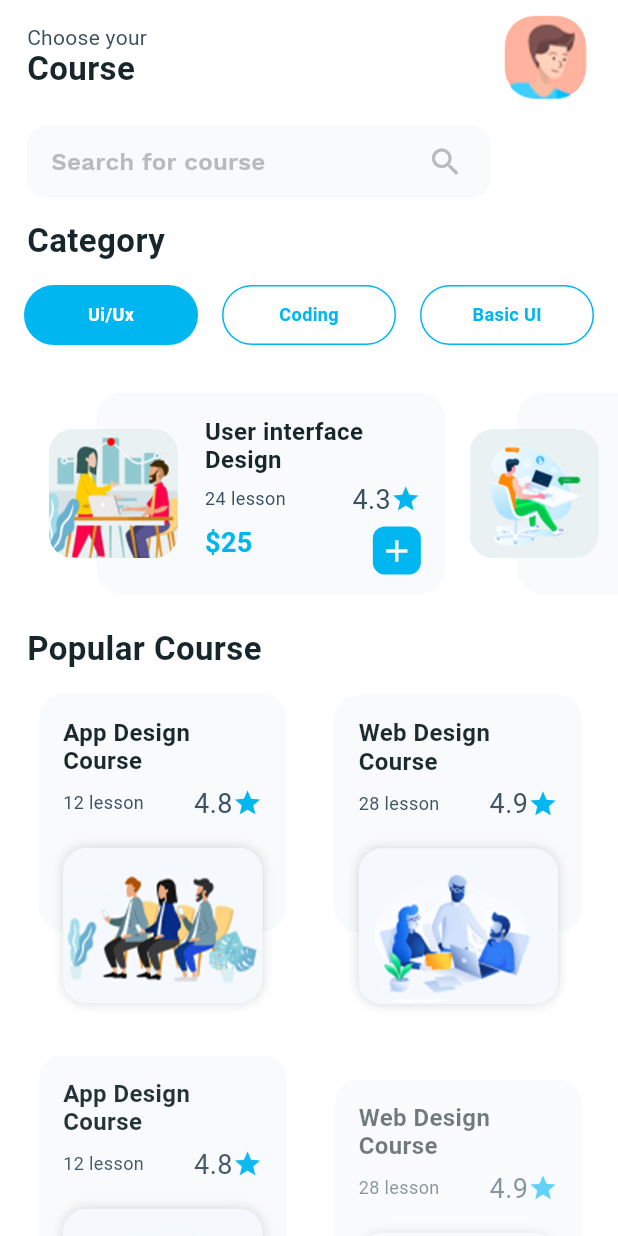
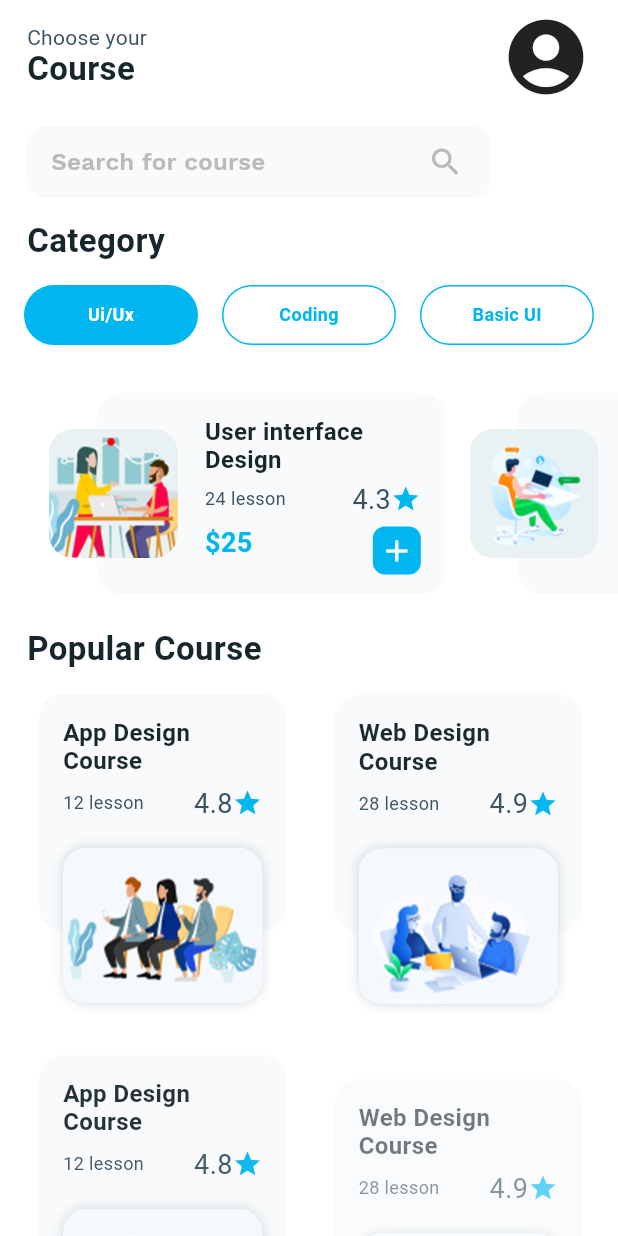
Before and after one commit to Flatnote/Coe-Ops, a Flutter app: the DesignCourseHomeScreen screen opened directly, on a phone screen of 412 x 824 dp. Run offline on Flutter 3.47's test engine with Material 2 defaults, Android fonts, the phone set to English and light mode, and no system bars; our stand-ins replace cached_network_image, cloud_firestore, dio, firebase_analytics, firebase_auth, firebase_messaging and 5 more; accounts and stored records are empty.

```diff
--- /dev/null
+++ b/lib/design_course/avatar_header.dart
@@ -0,0 +1,74 @@
+import 'dart:io';
+
+import 'package:cached_network_image/cached_network_image.dart';
+import 'package:flutter/cupertino.dart';
+import 'package:flutter/material.dart';
+import 'package:shared_preferences/shared_preferences.dart';
+
+class AvatarHeader extends StatefulWidget {
+  AvatarHeader({Key key}) : super(key: key);
+
+  @override
+  _AvatarHeaderState createState() => _AvatarHeaderState();
+}
+
+class _AvatarHeaderState extends State<AvatarHeader> {
+  SharedPreferences prefs;
+
+  String id = '';
+  String nickname = '';
+  String aboutMe = '';
+  String photoUrl = '';
+
+  bool isLoading = false;
+  File avatarImageFile;
+
+  @override
+  void initState() {
+    super.initState();
+    readLocal();
+  }
+
+  void readLocal() async {
+    prefs = await SharedPreferences.getInstance();
+    id = prefs.getString('id') ?? '';
+    nickname = prefs.getString('nickname') ?? '';
+    aboutMe = prefs.getString('aboutMe') ?? '';
+    photoUrl = prefs.getString('photoUrl') ?? '';
+    // photoUrl = '';
+
+    // Force refresh input
+    setState(() {});
+  }
+
+  @override
+  Widget build(BuildContext context) {
+    return Container(
+      width: 60,
+      height: 60,
+      child: photoUrl != ''
+          ? Material(
+              child: CachedNetworkImage(
+                placeholder: (context, url) => Container(
+                  child: CircularProgressIndicator(
+                    strokeWidth: 2.0,
+                    valueColor:
+                        AlwaysStoppedAnimation<Color>(Colors.limeAccent[400]),
+                  ),
+                  width: 60.0,
+                  height: 60.0,
+                  padding: EdgeInsets.all(20.0),
+                ),
+                imageUrl: photoUrl,
+                fit: BoxFit.cover,
+              ),
+              borderRadius: BorderRadius.all(Radius.circular(45.0)),
+              clipBehavior: Clip.hardEdge,
+            )
+          : Icon(
+              Icons.account_circle,
+              size: 60.0,
+            ),
+    );
+  }
+}
--- a/lib/design_course/home_design_course.dart
+++ b/lib/design_course/home_design_course.dart
@@ -1,3 +1,4 @@
+import 'package:coeops/design_course/avatar_header.dart';
 import 'package:coeops/design_course/category_list_view.dart';
 import 'package:coeops/design_course/course_info_screen.dart';
 import 'package:coeops/design_course/models/category.dart';
@@ -13,6 +14,15 @@ class DesignCourseHomeScreen extends StatefulWidget {
 
 class _DesignCourseHomeScreenState extends State<DesignCourseHomeScreen> {
   CategoryType categoryType = CategoryType.ui;
+
+  Choice _selectedChoice = choices[0]; // The app's "state".
+
+  void _select(Choice choice) {
+    // Causes the app to rebuild with the new _selectedChoice.
+    setState(() {
+      _selectedChoice = choice;
+    });
+  }
 
   @override
   Widget build(BuildContext context) {
@@ -300,10 +310,9 @@ class _DesignCourseHomeScreenState extends State<DesignCourseHomeScreen> {
               ],
             ),
           ),
-          Container(
-            width: 60,
-            height: 60,
-            child: Image.asset('assets/design_course/userImage.png'),
+          InkWell(
+            onTap: () {},
+            child: AvatarHeader(),
           )
         ],
       ),
@@ -316,3 +325,43 @@ enum CategoryType {
   coding,
   basic,
 }
+
+class Choice {
+  const Choice({this.title, this.icon});
+
+  final String title;
+  final IconData icon;
+}
+
+const List<Choice> choices = const <Choice>[
+  const Choice(title: 'Car', icon: Icons.directions_car),
+  const Choice(title: 'Bicycle', icon: Icons.directions_bike),
+  const Choice(title: 'Boat', icon: Icons.directions_boat),
+  const Choice(title: 'Bus', icon: Icons.directions_bus),
+  const Choice(title: 'Train', icon: Icons.directions_railway),
+  const Choice(title: 'Walk', icon: Icons.directions_walk),
+];
+
+class ChoiceCard extends StatelessWidget {
+  const ChoiceCard({Key key, this.choice}) : super(key: key);
+
+  final Choice choice;
+
+  @override
+  Widget build(BuildContext context) {
+    final TextStyle textStyle = Theme.of(context).textTheme.display1;
+    return Card(
+      color: Colors.white,
+      child: Center(
+        child: Column(
+          mainAxisSize: MainAxisSize.min,
+          crossAxisAlignment: CrossAxisAlignment.center,
+          children: <Widget>[
+            Icon(choice.icon, size: 128.0, color: textStyle.color),
+            Text(choice.title, style: textStyle),
+          ],
+        ),
+      ),
+    );
+  }
+}
--- /dev/null
+++ b/lib/models/user.dart
@@ -0,0 +1,15 @@
+class User {
+  final String uid;
+  final String type;
+
+  User({this.uid, this.type});
+}
+
+class UserData {
+  final String uid;
+  final String name;
+  final String sugars;
+  final int strength;
+
+  UserData({this.uid, this.sugars, this.strength, this.name});
+}
```
Also changed, not shown: lib/home.dart (added, +114 -0 lines), lib/main.dart (+24 -44 lines), lib/root.dart (added, +26 -0 lines), lib/services/auth_service.dart (added, +147 -0 lines), lib/ui/signin.dart (+33 -2 lines), lib/view_model/base.dart (added, +14 -0 lines), lib/view_model/google_button.dart (added, +45 -0 lines), lib/view_model/user.dart (added, +53 -0 lines), pubspec.yaml (+9 -1 lines), assets/images/google_logo.png (added), pubspec.lock, 1 other file.
